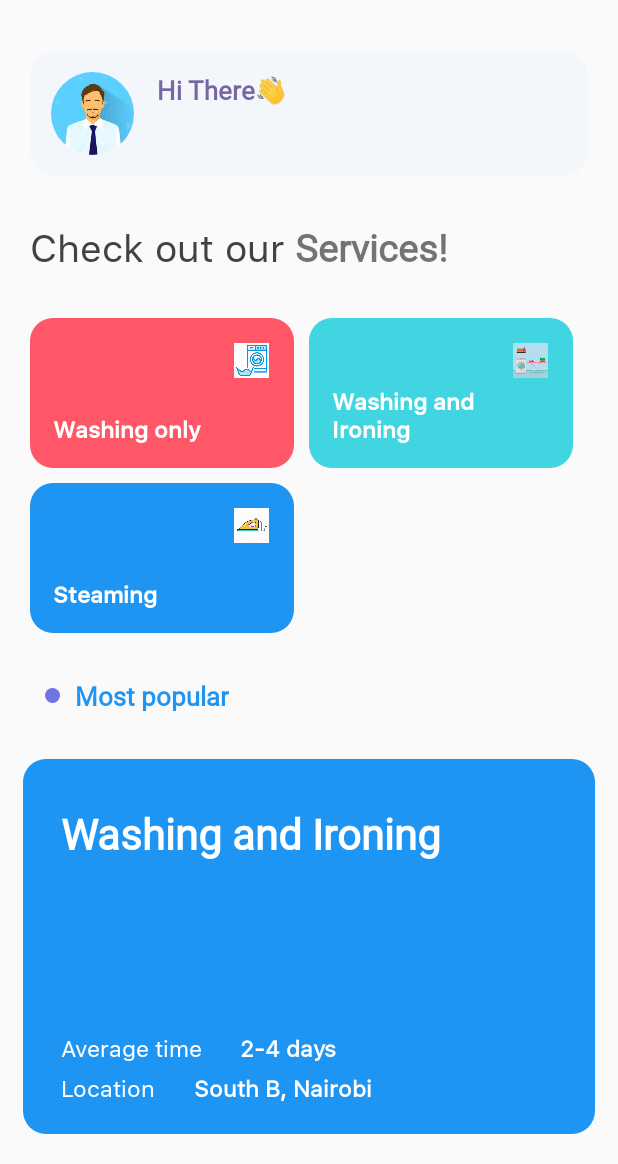
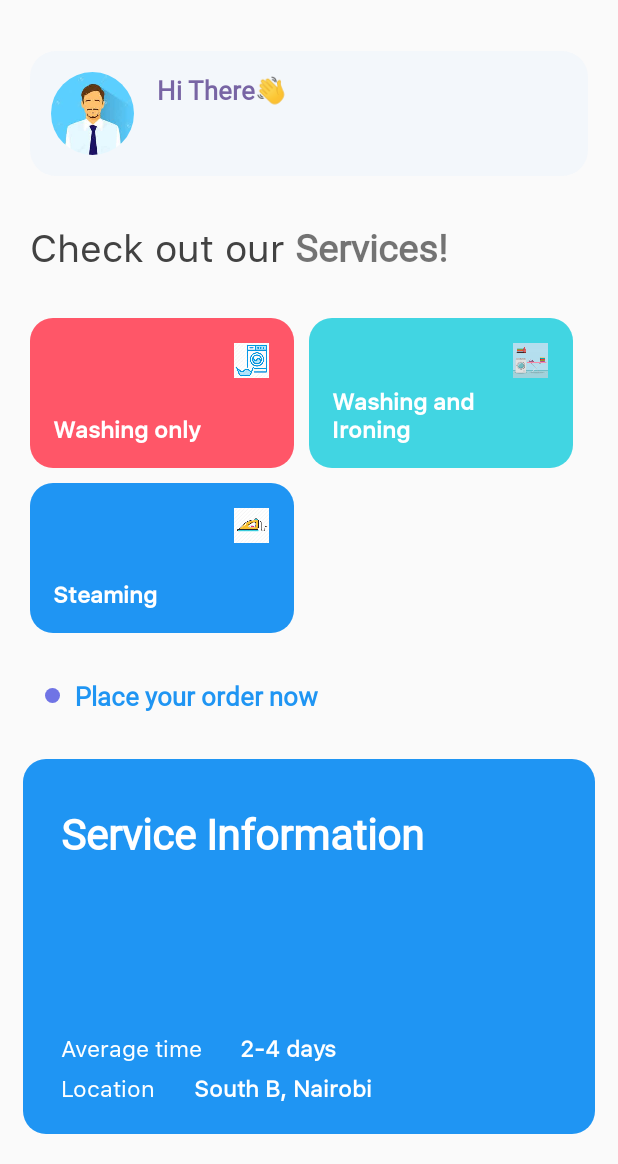
Before and after one commit to muchaisam/Cleansafi, an Android app: the MainActivity screen opened directly, with no data from a screen before it, on a phone screen of 412 x 824 dp, the part 72-1236 px from its top. Run offline under Robolectric (Android 15) with nearby library versions, the phone set to English and light mode, and no system bars; our stand-ins replace CircleImageView.

Commit message:
changed layout

```diff
--- a/app/src/main/res/layout/activity_main.xml
+++ b/app/src/main/res/layout/activity_main.xml
@@ -287,7 +287,7 @@
                 <TextView
                     android:layout_width="wrap_content"
                     android:layout_height="wrap_content"
-                    android:text="Most popular"
+                    android:text="Place your order now"
                     android:fontFamily="@font/sfsemibold"
                     android:textColor="#1F95F3"
                     android:textSize="17sp"
@@ -371,7 +371,7 @@
                     android:layout_height="wrap_content"
                     android:layout_marginStart="10dp"
                     android:layout_marginTop="15dp"
-                    android:text="Washing and Ironing"
+                    android:text="Service Information"
                     android:fontFamily="@font/sfsemibold"
                     android:transitionName="title"
                     android:textColor="@color/white"
```
